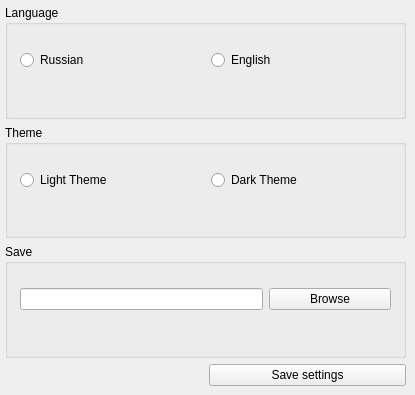
Before: the Qt Designer form gui/settings_window.ui in bifenbecker/MailChecker, drawn with Qt 5.
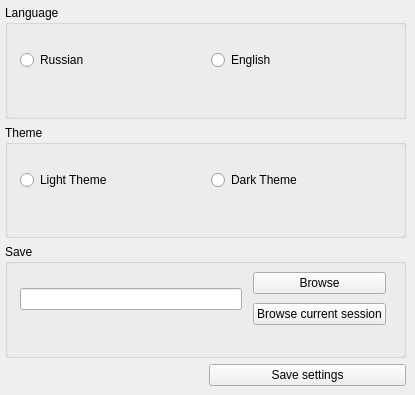
After: the same form once the commit is applied.

The edit to the form file:
```diff
--- a/gui/settings_window.ui
+++ b/gui/settings_window.ui
@@ -50,26 +50,6 @@
     <property name="bottomMargin">
      <number>5</number>
     </property>
-    <item row="3" column="1">
-     <widget class="QPushButton" name="pushButton_Save_Settings">
-      <property name="text">
-       <string>Save settings</string>
-      </property>
-     </widget>
-    </item>
-    <item row="3" column="0">
-     <spacer name="horizontalSpacer">
-      <property name="orientation">
-       <enum>Qt::Horizontal</enum>
-      </property>
-      <property name="sizeHint" stdset="0">
-       <size>
-        <width>40</width>
-        <height>20</height>
-       </size>
-      </property>
-     </spacer>
-    </item>
     <item row="1" column="0" colspan="2">
      <widget class="QGroupBox" name="groupBox_Theme">
       <property name="title">
@@ -156,7 +136,7 @@
          <height>71</height>
         </rect>
        </property>
-       <layout class="QHBoxLayout" name="horizontalLayout_3" stretch="2,1">
+       <layout class="QHBoxLayout" name="horizontalLayout_3" stretch="5,1">
         <property name="leftMargin">
          <number>5</number>
         </property>
@@ -167,16 +147,59 @@
          <widget class="QLineEdit" name="lineEdit_Save"/>
         </item>
         <item>
-         <widget class="QPushButton" name="pushButton_Browse">
-          <property name="text">
-           <string>Browse</string>
+         <layout class="QVBoxLayout" name="verticalLayout">
+          <property name="leftMargin">
+           <number>5</number>
           </property>
-         </widget>
+          <property name="topMargin">
+           <number>5</number>
+          </property>
+          <property name="rightMargin">
+           <number>5</number>
+          </property>
+          <property name="bottomMargin">
+           <number>5</number>
+          </property>
+          <item>
+           <widget class="QPushButton" name="pushButton_Browse">
+            <property name="text">
+             <string>Browse</string>
+            </property>
+           </widget>
+          </item>
+          <item>
+           <widget class="QPushButton" name="pushButton_BrowseCurrentSession">
+            <property name="text">
+             <string>Browse current session</string>
+            </property>
+           </widget>
+          </item>
+         </layout>
         </item>
        </layout>
       </widget>
      </widget>
     </item>
+    <item row="4" column="0">
+     <spacer name="horizontalSpacer">
+      <property name="orientation">
+       <enum>Qt::Horizontal</enum>
+      </property>
+      <property name="sizeHint" stdset="0">
+       <size>
+        <width>40</width>
+        <height>20</height>
+       </size>
+      </property>
+     </spacer>
+    </item>
+    <item row="4" column="1">
+     <widget class="QPushButton" name="pushButton_Save_Settings">
+      <property name="text">
+       <string>Save settings</string>
+      </property>
+     </widget>
+    </item>
    </layout>
   </widget>
  </widget>
```
